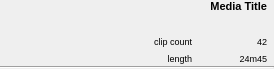
Qt form src/GUI/Library/ui/MediaCellView.ui (VLMC/vlmc) before a commit.
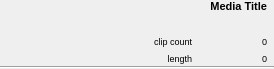
The same form after that commit. Icons and pictures are not drawn. Custom widgets are drawn as their Qt base class.

Patch:
```diff
--- a/src/GUI/Library/ui/MediaCellView.ui
+++ b/src/GUI/Library/ui/MediaCellView.ui
@@ -155,7 +155,7 @@
               </font>
              </property>
              <property name="text">
-              <string>42</string>
+              <string>0</string>
              </property>
              <property name="alignment">
               <set>Qt::AlignRight|Qt::AlignTrailing|Qt::AlignVCenter</set>
@@ -185,7 +185,7 @@
               </font>
              </property>
              <property name="text">
-              <string>24m45</string>
+              <string>0</string>
              </property>
              <property name="alignment">
               <set>Qt::AlignRight|Qt::AlignTrailing|Qt::AlignVCenter</set>
```
